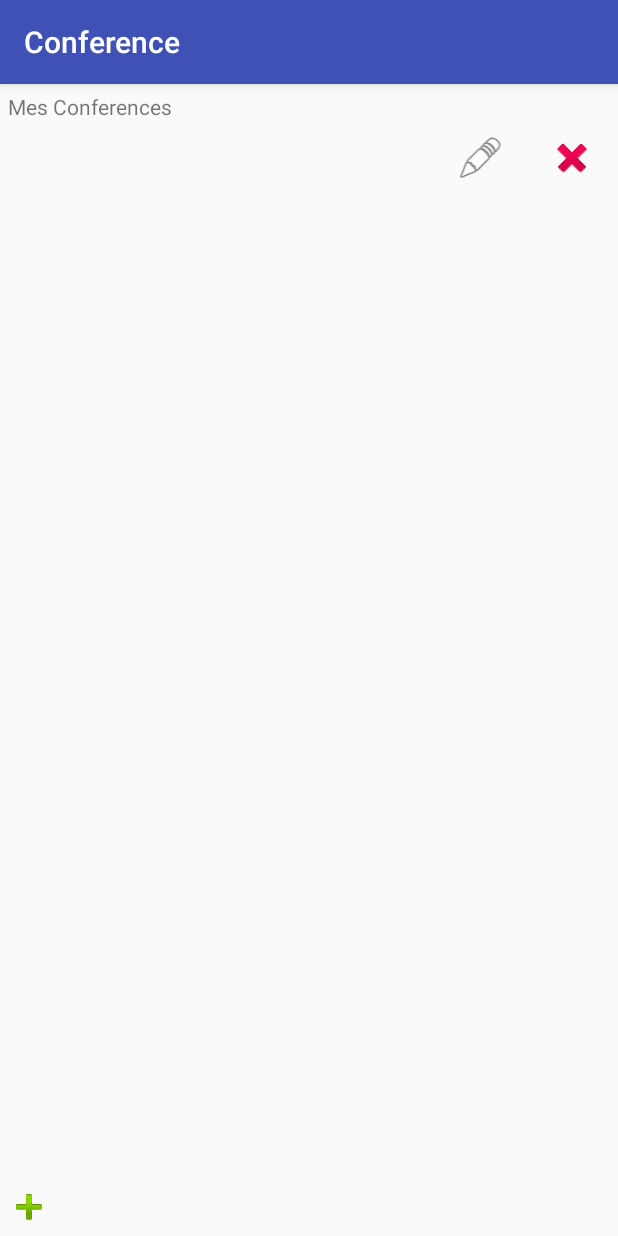
After one commit to m2i-formation-cdi/projet-salon-groupeB, an Android app: the fragment MesConferencesFragment shown on its own in the app's theme, on a phone screen of 412 x 824 dp. The commit adds this screen. Run offline under Robolectric (Android 15) with nearby library versions, the phone set to English and light mode, and no system bars.

Commit message:
Mise en place du fichier xml du fragment mes conferences

```diff
--- a/app/build.gradle
+++ b/app/build.gradle
@@ -23,7 +23,12 @@ dependencies {
     implementation 'com.android.support:appcompat-v7:26.1.0'
     implementation 'com.android.support:design:26.1.0'
     implementation 'com.android.support.constraint:constraint-layout:1.0.2'
+    implementation 'com.android.support:support-v4:26.1.0'
+    implementation 'com.google.firebase:firebase-database:11.0.4'
     testImplementation 'junit:junit:4.12'
     androidTestImplementation 'com.android.support.test:runner:1.0.1'
     androidTestImplementation 'com.android.support.test.espresso:espresso-core:3.0.1'
 }
+
+
+apply plugin: 'com.google.gms.google-services'
--- /dev/null
+++ b/app/src/main/java/sp/fr/conference/MesConferencesFragment.java
@@ -0,0 +1,29 @@
+package sp.fr.conference;
+
+
+import android.os.Bundle;
+import android.app.Fragment;
+import android.view.LayoutInflater;
+import android.view.View;
+import android.view.ViewGroup;
+
+
+/**
+ * A simple {@link Fragment} subclass.
+ */
+public class MesConferencesFragment extends Fragment {
+
+
+    public MesConferencesFragment() {
+        // Required empty public constructor
+    }
+
+
+    @Override
+    public View onCreateView(LayoutInflater inflater, ViewGroup container,
+                             Bundle savedInstanceState) {
+        // Inflate the layout for this fragment
+        return inflater.inflate(R.layout.fragment_mes_conferences, container, false);
+    }
+
+}
--- /dev/null
+++ b/app/src/main/res/drawable/ic_delete_black_24dp.xml
@@ -0,0 +1,9 @@
+<vector xmlns:android="http://schemas.android.com/apk/res/android"
+        android:width="24dp"
+        android:height="24dp"
+        android:viewportWidth="24.0"
+        android:viewportHeight="24.0">
+    <path
+        android:fillColor="#FF000000"
+        android:pathData="M6,19c0,1.1 0.9,2 2,2h8c1.1,0 2,-0.9 2,-2V7H6v12zM19,4h-3.5l-1,-1h-5l-1,1H5v2h14V4z"/>
+</vector>
--- /dev/null
+++ b/app/src/main/res/layout/fragment_mes_conferences.xml
@@ -0,0 +1,73 @@
+<FrameLayout xmlns:android="http://schemas.android.com/apk/res/android"
+    xmlns:tools="http://schemas.android.com/tools"
+    android:layout_width="match_parent"
+    android:layout_height="match_parent"
+    android:orientation="vertical"
+    tools:context="sp.fr.conference.MesConferencesFragment">
+
+    <LinearLayout
+        android:layout_width="match_parent"
+        android:layout_height="wrap_content"
+        android:orientation="vertical">
+
+        <TextView
+            android:layout_width="match_parent"
+            android:layout_height="wrap_content"
+            android:text="Mes Conferences"
+            android:padding="5dp"
+            android:layout_gravity="top"/>
+
+        <LinearLayout
+            android:layout_width="match_parent"
+            android:layout_height="wrap_content"
+            android:orientation="horizontal">
+
+            <TextView
+                android:id="@+id/textViewMesConferences"
+                android:layout_width="0dp"
+                android:layout_height="wrap_content"
+                android:layout_weight="13"
+                android:padding="5dp" />
+
+            <ImageView
+                android:id="@+id/changeButton"
+                android:layout_width="32dp"
+                android:layout_height="32dp"
+                android:layout_margin="3dp"
+                android:layout_weight="1"
+                android:contentDescription="change conf"
+                android:onClick="onChange"
+                android:padding="0dp"
+                android:scaleType="fitCenter"
+                android:src="@android:drawable/ic_menu_edit" />
+
+            <ImageView
+                android:id="@+id/deleteButton"
+                android:layout_width="32dp"
+                android:layout_height="32dp"
+                android:layout_margin="3dp"
+                android:layout_weight="1"
+                android:contentDescription="delete conf"
+                android:onClick="onDelete"
+                android:padding="0dp"
+                android:scaleType="fitCenter"
+                android:src="@android:drawable/ic_delete" />
+
+        </LinearLayout>
+
+    </LinearLayout>
+
+    <ImageView
+        android:id="@+id/addNewConfButton"
+        android:layout_width="32dp"
+        android:layout_height="32dp"
+        android:layout_margin="3dp"
+        android:contentDescription="add new conf"
+        android:onClick="onAddNewConf"
+        android:padding="0dp"
+        android:scaleType="fitCenter"
+        android:layout_gravity="bottom"
+        android:src="@android:drawable/ic_input_add" />
+
+
+</FrameLayout>
--- a/app/src/main/res/values/strings.xml
+++ b/app/src/main/res/values/strings.xml
@@ -5,4 +5,7 @@
     <string name="navigation_drawer_close">Close navigation drawer</string>
 
     <string name="action_settings">Settings</string>
+
+    <!-- TODO: Remove or change this placeholder text -->
+    <string name="hello_blank_fragment">Hello blank fragment</string>
 </resources>
--- a/build.gradle
+++ b/build.gradle
@@ -12,6 +12,7 @@ buildscript {
 
         // NOTE: Do not place your application dependencies here; they belong
         // in the individual module build.gradle files
+        classpath 'com.google.gms:google-services:3.1.0'
     }
 }
 
```
